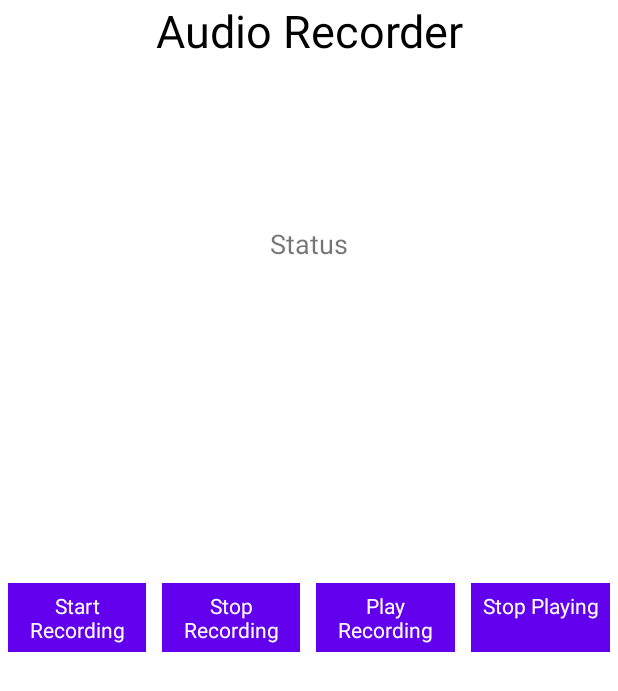
After one commit to EoinM945/SafeRouteProject_EoinMcDonald_x18103880, an Android app: the layout activity_upload_audio.xml on its own in the app's theme, with its tools: preview values and no code run, on a phone screen of 412 x 824 dp. The commit adds this screen. Shown: the top 691 px of the screen. Run offline under Robolectric (Android 15) with nearby library versions, the phone set to English and light mode, and no system bars; Roboto replaces fonts that are not available here.

Commit message:
record/upload Audio function

```diff
--- a/app/build.gradle
+++ b/app/build.gradle
@@ -2,6 +2,7 @@ plugins {
     id 'com.android.application'
     id 'com.google.gms.google-services'
     id 'kotlin-android'
+    id 'kotlin-android-extensions'
 }
 
 android {
--- a/app/src/main/res/layout/activity_maps.xml
+++ b/app/src/main/res/layout/activity_maps.xml
@@ -88,6 +88,7 @@
                 android:layout_height="60dp"
                 android:textColor="#000000"
                 android:layout_alignParentBottom="true"
+                android:visibility="invisible"
                 android:textAlignment="center"
                 android:layout_margin="2dp"/>
 
--- /dev/null
+++ b/app/src/main/res/layout/activity_upload_audio.xml
@@ -0,0 +1,102 @@
+<?xml version="1.0" encoding="utf-8"?>
+<!--XML code for activity_main.xml-->
+<RelativeLayout
+    xmlns:android="http://schemas.android.com/apk/res/android"
+    xmlns:app="http://schemas.android.com/apk/res-auto"
+    xmlns:tools="http://schemas.android.com/tools"
+    android:layout_width="match_parent"
+    android:layout_height="match_parent"
+    android:orientation="horizontal"
+    tools:context=".UploadAudio">
+
+    <!--Heading Text View-->
+    <TextView
+        android:id="@+id/txthead"
+        android:layout_width="match_parent"
+        android:layout_height="wrap_content"
+        android:layout_centerHorizontal="true"
+        android:text="@string/audio_recorder"
+        android:textAlignment="center"
+        android:textColor="@color/black"
+        android:textSize="30sp" />
+
+    <!--This will display the status of our app when
+        we will record some audio and play that audio-->
+    <TextView
+        android:id="@+id/idTVstatus"
+        android:layout_width="match_parent"
+        android:layout_height="wrap_content"
+        android:layout_marginTop="150dp"
+        android:text="@string/status"
+        android:textAlignment="center"
+        android:textSize="18sp" />
+
+    <!--Linear Layout for adding textviews
+        in horizontal manner-->
+    <LinearLayout
+        android:layout_width="match_parent"
+        android:layout_height="wrap_content"
+        android:layout_centerInParent="true"
+        android:layout_marginTop="30dp"
+        android:orientation="horizontal"
+        android:weightSum="4">
+
+        <!--Textview to start audio recording
+            drawableTop will add above mic image-->
+        <TextView
+            android:id="@+id/btnRecord"
+            android:layout_width="0dp"
+            android:layout_height="wrap_content"
+            android:layout_margin="5dp"
+            android:layout_weight="1"
+            android:background="@color/purple_500"
+            android:padding="5dp"
+            android:text="@string/start_recording"
+            android:textAlignment="center"
+            android:textColor="@color/white" />
+
+        <!--Textview to stop audio recording
+            drawableTop will add above mic image-->
+        <TextView
+            android:id="@+id/btnStop"
+            android:layout_width="0dp"
+            android:layout_height="wrap_content"
+            android:layout_margin="5dp"
+            android:layout_weight="1"
+            android:background="@color/purple_500"
+            android:padding="5dp"
+            android:text="@string/stop_recording"
+            android:textAlignment="center"
+            android:textColor="@color/white" />
+
+        <!--Textview to play audio that is recorded
+            drawableTop will add above mic image-->
+        <TextView
+            android:id="@+id/btnPlay"
+            android:layout_width="0dp"
+            android:layout_height="wrap_content"
+            android:layout_margin="5dp"
+            android:layout_weight="1"
+            android:background="@color/purple_500"
+            android:padding="5dp"
+            android:text="@string/play_recording"
+            android:textAlignment="center"
+            android:textColor="@color/white" />
+
+        <!--Textview to pause the play of audio recording
+            drawableTop will add above mic image-->
+        <TextView
+            android:id="@+id/btnStopPlay"
+            android:layout_width="0dp"
+            android:layout_height="wrap_content"
+            android:layout_margin="5dp"
+            android:layout_weight="1"
+            android:background="@color/purple_500"
+            android:lines="2"
+            android:padding="5dp"
+            android:text="@string/stop_playing"
+            android:textAlignment="center"
+            android:textColor="@color/white" />
+
+    </LinearLayout>
+</RelativeLayout>
--- a/app/src/main/res/values/colors.xml
+++ b/app/src/main/res/values/colors.xml
@@ -7,4 +7,5 @@
     <color name="teal_700">#FF018786</color>
     <color name="black">#FF000000</color>
     <color name="white">#FFFFFFFF</color>
+    <color name="gray">#A39696</color>
 </resources>
--- a/app/src/main/res/values/strings.xml
+++ b/app/src/main/res/values/strings.xml
@@ -1,3 +1,14 @@
 <resources>
     <string name="app_name">SafeRouteProject_EoinMcDonald_x18103880</string>
+
+
+    <string name="toggle_flash">Toggle Flash</string>
+    <string name="action_settings">Settings</string>
+    <string name="scanned_data">Scanned Data</string>
+    <string name="audio_recorder">Audio Recorder</string>
+    <string name="start_recording">Start Recording</string>
+    <string name="stop_recording">Stop Recording</string>
+    <string name="play_recording">Play Recording</string>
+    <string name="stop_playing">Stop Playing</string>
+    <string name="status">Status</string>
 </resources>
```
Also changed, not shown: app/src/main/AndroidManifest.xml (+6 -5 lines), app/src/main/java/com/example/saferouteproject_eoinmcdonald_x18103880/MapsActivity.kt (+10 -4 lines), app/src/main/java/com/example/saferouteproject_eoinmcdonald_x18103880/UploadAudio.java (added, +223 -0 lines), app/src/main/java/com/example/saferouteproject_eoinmcdonald_x18103880/UserProfile.java (+9 -0 lines).
